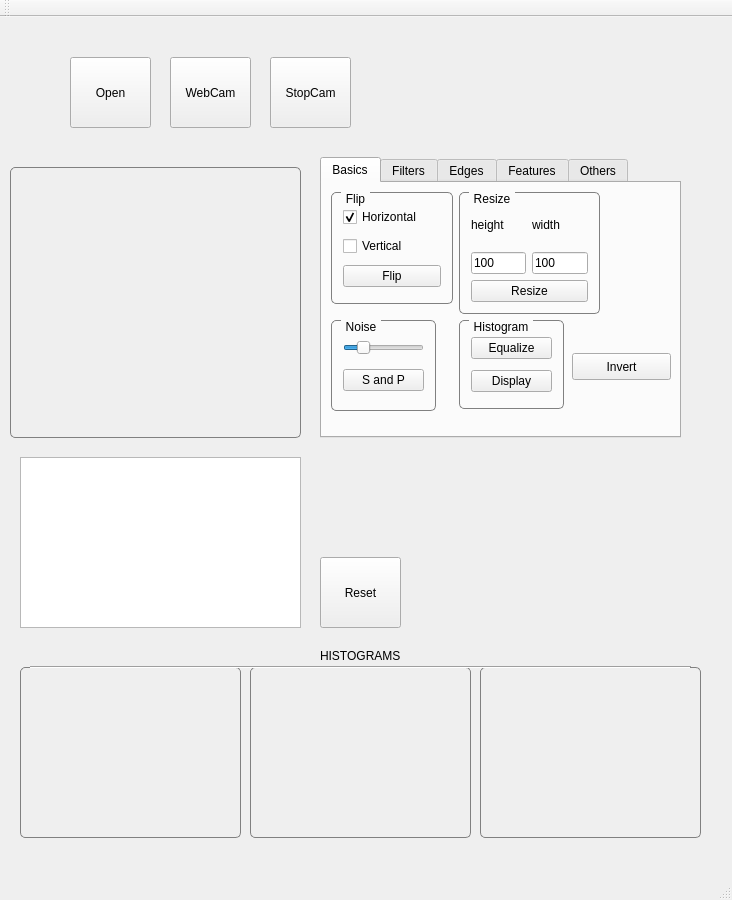
Above: mainwindow.ui from yanik-porto/VPapp before the change. Below: the same form after it.
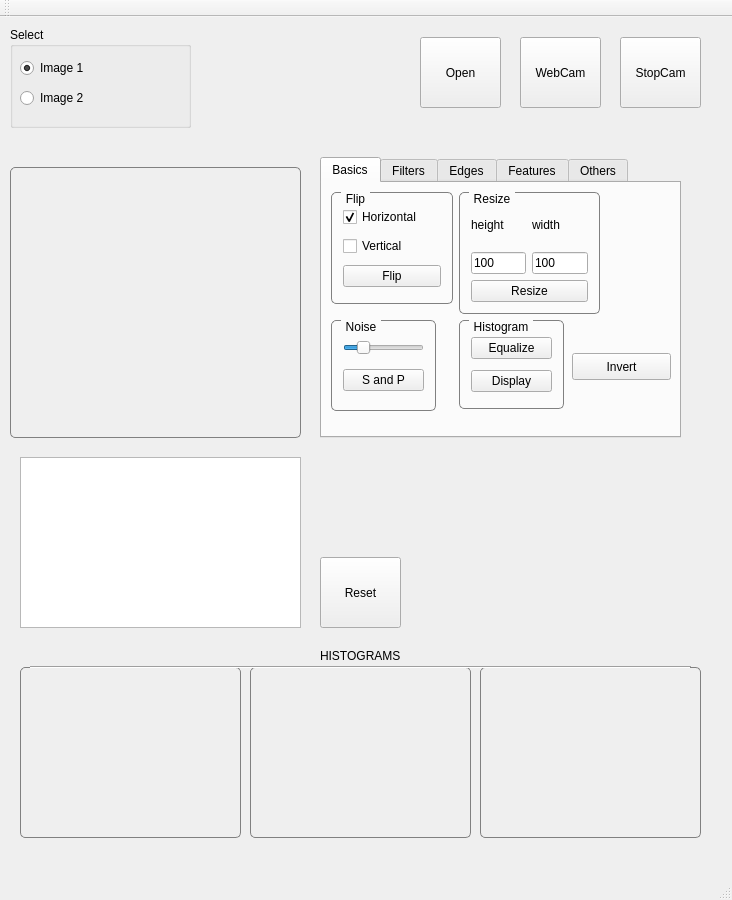
That is the form after the change.

Commit message: can process 2 images

```diff
--- a/mainwindow.ui
+++ b/mainwindow.ui
@@ -23,8 +23,8 @@
    <widget class="QPushButton" name="pushButton_open">
     <property name="geometry">
      <rect>
-      <x>70</x>
-      <y>40</y>
+      <x>420</x>
+      <y>20</y>
       <width>81</width>
       <height>71</height>
      </rect>
@@ -36,8 +36,8 @@
    <widget class="QPushButton" name="pushButton_webcam">
     <property name="geometry">
      <rect>
-      <x>170</x>
-      <y>40</y>
+      <x>520</x>
+      <y>20</y>
       <width>81</width>
       <height>71</height>
      </rect>
@@ -49,8 +49,8 @@
    <widget class="QPushButton" name="pushButton_stopcam">
     <property name="geometry">
      <rect>
-      <x>270</x>
-      <y>40</y>
+      <x>620</x>
+      <y>20</y>
       <width>81</width>
       <height>71</height>
      </rect>
@@ -1243,6 +1243,48 @@
      </rect>
     </property>
    </widget>
+   <widget class="QGroupBox" name="groupBox_2">
+    <property name="geometry">
+     <rect>
+      <x>10</x>
+      <y>10</y>
+      <width>181</width>
+      <height>101</height>
+     </rect>
+    </property>
+    <property name="title">
+     <string>Select</string>
+    </property>
+    <widget class="QRadioButton" name="radioButton_img1">
+     <property name="geometry">
+      <rect>
+       <x>10</x>
+       <y>30</y>
+       <width>117</width>
+       <height>22</height>
+      </rect>
+     </property>
+     <property name="text">
+      <string>Image 1</string>
+     </property>
+     <property name="checked">
+      <bool>true</bool>
+     </property>
+    </widget>
+    <widget class="QRadioButton" name="radioButton_img2">
+     <property name="geometry">
+      <rect>
+       <x>10</x>
+       <y>60</y>
+       <width>117</width>
+       <height>22</height>
+      </rect>
+     </property>
+     <property name="text">
+      <string>Image 2</string>
+     </property>
+    </widget>
+   </widget>
   </widget>
   <widget class="QMenuBar" name="menuBar">
    <property name="geometry">
```
The commit also changes 4 other files.
